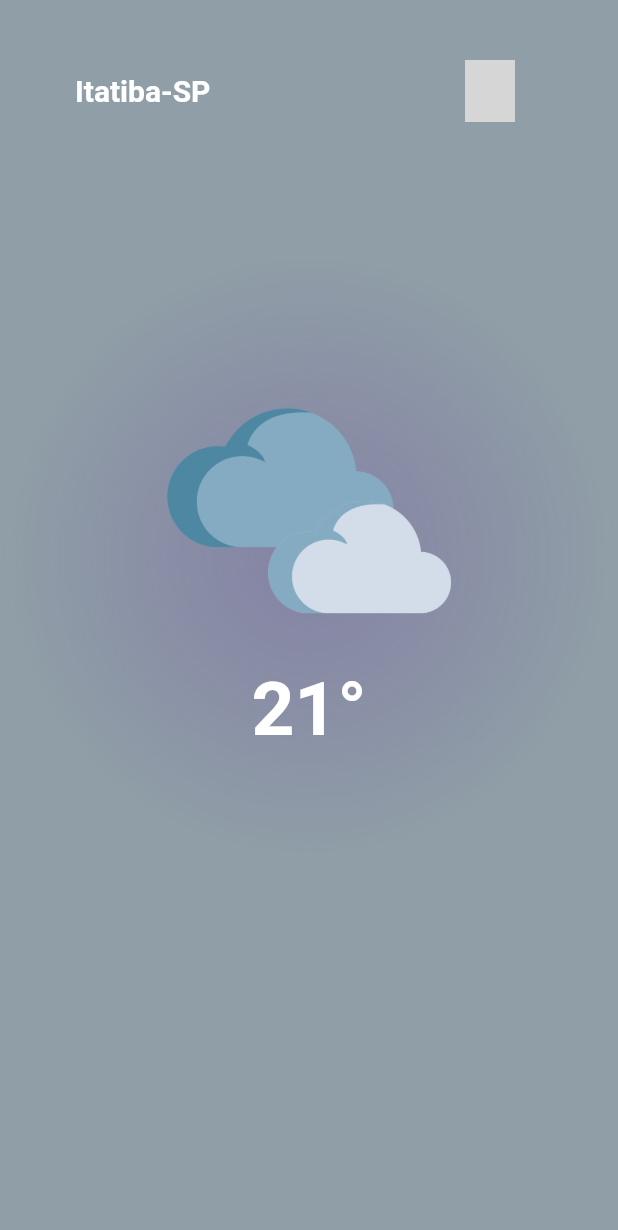
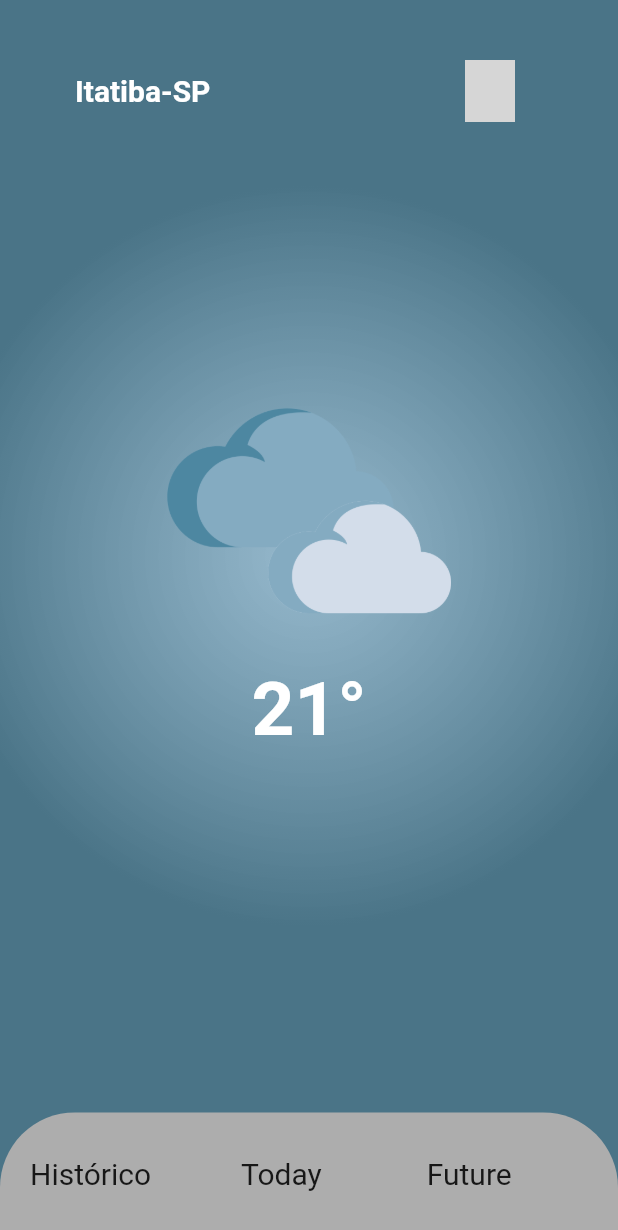
Before and after one commit to Kvcss/climatempo, a Flutter app: the screen it shows after launch, on a phone screen of 412 x 824 dp. Shown: the top 1230 px of the screen. Run offline on Flutter 3.47's test engine with Material 2 defaults, Android fonts, the phone set to English and light mode, and no system bars; missing offline and left inert: scaffold_gradient_background; network calls fail; grey boxes are pictures that could not be loaded.

Commit message:
Changes screen: nublado.dart

```diff
--- a/lib/Screen/nublado.dart
+++ b/lib/Screen/nublado.dart
@@ -10,10 +10,10 @@ class Nublado extends StatelessWidget {
       decoration: BoxDecoration(
         gradient: RadialGradient(
           center: Alignment(0, -0.1), // near the top right
-          radius: 0.5,
+          radius: 0.6,
           colors: <Color>[
-            Color.fromRGBO(120, 120, 155, 0.9), // yellow sun
-            Color.fromRGBO(144, 159, 167, 1), // blue sky
+            Color.fromRGBO(132, 171, 193, 0.9), // yellow sun
+            Color.fromRGBO(74, 116, 135, 1), // blue sky
           ],
           stops: <double>[0.1, 1.0],
         )
@@ -58,6 +58,35 @@ class Nublado extends StatelessWidget {
             ),
           ],
         ),
+        bottomNavigationBar:
+        Container(
+            height:  MediaQuery.of(context).size.height * .1,
+            width: MediaQuery.of(context).size.width * .99,
+            decoration: const BoxDecoration(
+                color: Color.fromRGBO(173, 173, 173, 1),
+                borderRadius: BorderRadius.only(topLeft: Radius.circular(50.0),topRight: Radius.circular(50.0) )
+            ),
+            child: Row(
+                children: const <Widget>[
+                  Padding(
+                    padding: EdgeInsets.only(left: 20),
+                    child: Text('Histórico', style: TextStyle(fontSize: 20, )),
+                  ),
+                  SizedBox(
+                    width: 60,
+                  ),
+                  Center(
+                    child: Text('Today', style: TextStyle(fontSize: 20, ),),
+                  ),
+                  SizedBox(
+                    width: 70,
+                  ),
+                  Center(
+                    child: Text('Future', style: TextStyle(fontSize: 20, ),),
+                  )
+                ]
+            )
+        ),
       ),
     );
   }
```
